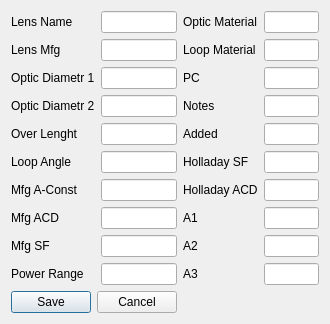
Old version of the form dialog_lens.ui in the repository siborion/siborion_american_scan.
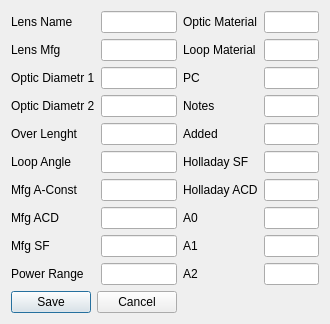
New version of the form.

What changed in the file:
```diff
--- a/dialog_lens.ui
+++ b/dialog_lens.ui
@@ -197,32 +197,32 @@
    <item row="7" column="2">
     <widget class="QLabel" name="label_18">
      <property name="text">
-      <string>A1</string>
+      <string>A0</string>
      </property>
     </widget>
    </item>
    <item row="7" column="3">
-    <widget class="QLineEdit" name="VALa1"/>
+    <widget class="QLineEdit" name="VALa0"/>
    </item>
    <item row="8" column="2">
     <widget class="QLabel" name="label_19">
      <property name="text">
-      <string>A2</string>
+      <string>A1</string>
      </property>
     </widget>
    </item>
    <item row="8" column="3">
-    <widget class="QLineEdit" name="VALa2"/>
+    <widget class="QLineEdit" name="VALa1"/>
    </item>
    <item row="9" column="2">
     <widget class="QLabel" name="label_20">
      <property name="text">
-      <string>A3</string>
+      <string>A2</string>
      </property>
     </widget>
    </item>
    <item row="9" column="3">
-    <widget class="QLineEdit" name="VALa3"/>
+    <widget class="QLineEdit" name="VALa2"/>
    </item>
   </layout>
  </widget>
```
